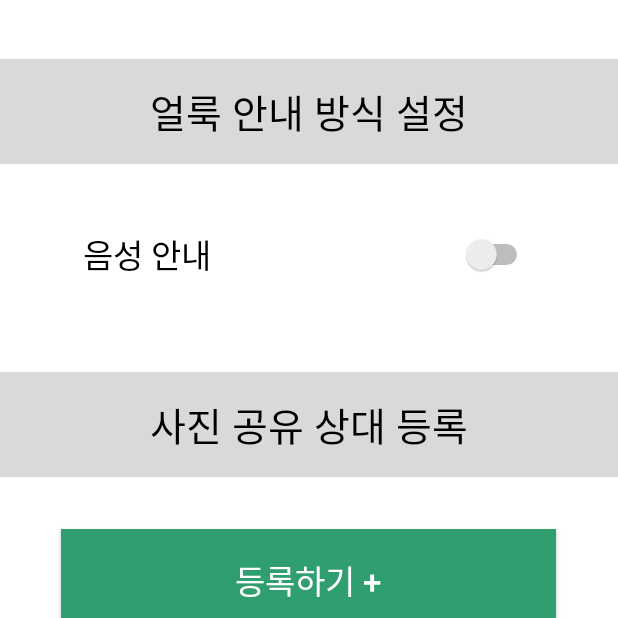
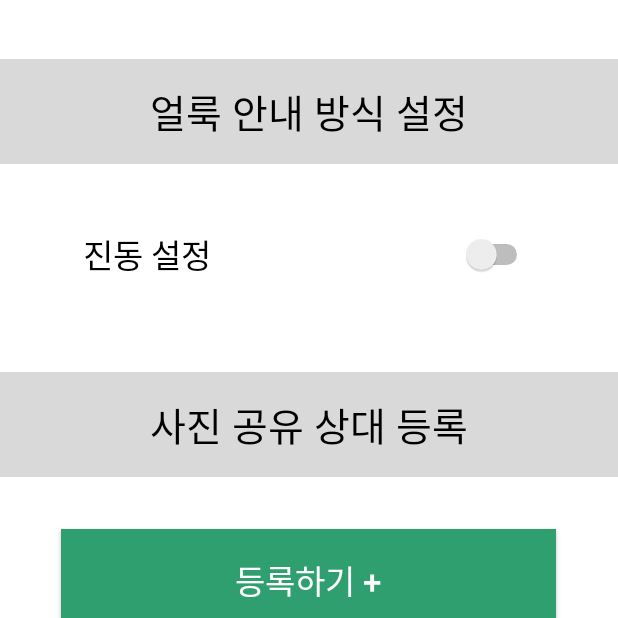
Before and after one commit to skp07111/Stainless, an Android app: the SettingActivity screen opened directly, with no data from a screen before it, on a phone screen of 412 x 824 dp, the top half of it. Run offline under Robolectric (Android 15) with nearby library versions, the phone set to English and light mode, and no system bars.

```diff
--- a/app/src/main/java/org/tensorflow/lite/examples/detection/SettingActivity.java
+++ b/app/src/main/java/org/tensorflow/lite/examples/detection/SettingActivity.java
@@ -1,11 +1,4 @@
 package org.tensorflow.lite.examples.detection;
-
-import androidx.annotation.Nullable;
-import androidx.annotation.RequiresApi;
-import androidx.appcompat.app.AppCompatActivity;
-import androidx.fragment.app.FragmentTransaction;
-import androidx.recyclerview.widget.LinearLayoutManager;
-import androidx.recyclerview.widget.RecyclerView;
 
 import android.Manifest;
 import android.annotation.SuppressLint;
@@ -27,7 +20,11 @@ import android.widget.CompoundButton;
 import android.widget.ImageButton;
 import android.widget.Switch;
 
-import com.google.android.material.floatingactionbutton.FloatingActionButton;
+import androidx.annotation.Nullable;
+import androidx.annotation.RequiresApi;
+import androidx.appcompat.app.AppCompatActivity;
+import androidx.recyclerview.widget.LinearLayoutManager;
+import androidx.recyclerview.widget.RecyclerView;
 
 import java.util.ArrayList;
 import java.util.List;
@@ -107,13 +104,7 @@ public class SettingActivity extends AppCompatActivity {
         });
 
         switchVibration = findViewById(R.id.switch_vibration);
-        if (isVibrate == true) {
-            switchVibration.setChecked(true);
-            switchVibration.setText("진동 안내");
-        } else {
-            switchVibration.setChecked(false);
-            switchVibration.setText("음성 안내");
-        }
+
         switchVibration.setOnCheckedChangeListener(new CompoundButton.OnCheckedChangeListener() {
             @Override
             public void onCheckedChanged(CompoundButton compoundButton, boolean isChecked) {
```
